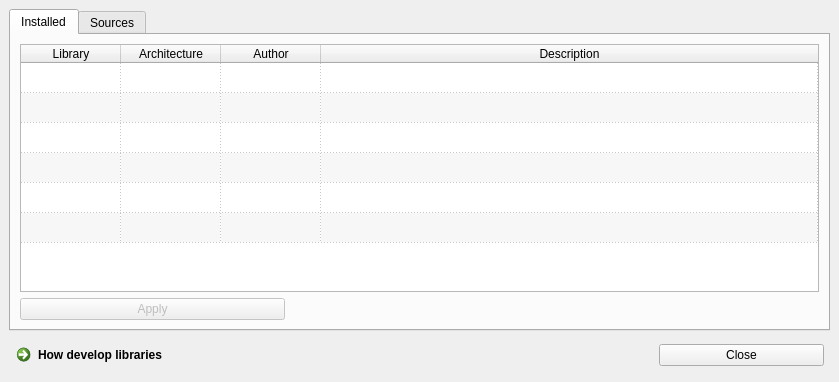
PinguinoIDE/pinguino-ide, file qtgui/frames/libraries_widget.ui: the form before one commit.
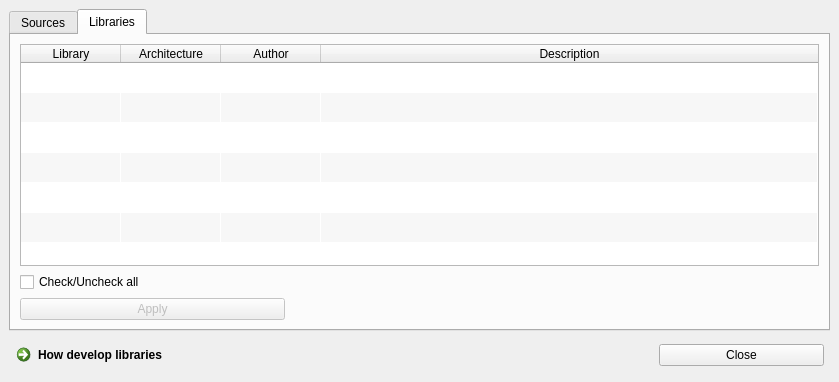
The form after the commit. The open tabs and pages were chosen to show the change.

Commit message: update library manager

What changed in the file:
```diff
--- a/qtgui/frames/libraries_widget.ui
+++ b/qtgui/frames/libraries_widget.ui
@@ -62,116 +62,6 @@
       <property name="currentIndex">
        <number>1</number>
       </property>
-      <widget class="QWidget" name="tab">
-       <attribute name="title">
-        <string>Installed</string>
-       </attribute>
-       <layout class="QGridLayout" name="gridLayout_2">
-        <item row="0" column="0">
-         <widget class="QTableWidget" name="tableWidget_libs">
-          <property name="alternatingRowColors">
-           <bool>true</bool>
-          </property>
-          <property name="verticalScrollMode">
-           <enum>QAbstractItemView::ScrollPerPixel</enum>
-          </property>
-          <property name="horizontalScrollMode">
-           <enum>QAbstractItemView::ScrollPerPixel</enum>
-          </property>
-          <property name="gridStyle">
-           <enum>Qt::DotLine</enum>
-          </property>
-          <property name="wordWrap">
-           <bool>false</bool>
-          </property>
-          <property name="cornerButtonEnabled">
-           <bool>false</bool>
-          </property>
-          <attribute name="horizontalHeaderHighlightSections">
-           <bool>false</bool>
-          </attribute>
-          <attribute name="horizontalHeaderStretchLastSection">
-           <bool>true</bool>
-          </attribute>
-          <attribute name="verticalHeaderVisible">
-           <bool>false</bool>
-          </attribute>
-          <row>
-           <property name="text">
-            <string>New Row</string>
-           </property>
-          </row>
-          <row>
-           <property name="text">
-            <string>New Row</string>
-           </property>
-          </row>
-          <row>
-           <property name="text">
-            <string>New Row</string>
-           </property>
-          </row>
-          <row>
-           <property name="text">
-            <string>New Row</string>
-           </property>
-          </row>
-          <row>
-           <property name="text">
-            <string>New Row</string>
-           </property>
-          </row>
-          <row>
-           <property name="text">
-            <string>New Row</string>
-           </property>
-          </row>
-          <column>
-           <property name="text">
-            <string>Library</string>
-           </property>
-          </column>
-          <column>
-           <property name="text">
-            <string>Architecture</string>
-           </property>
-          </column>
-          <column>
-           <property name="text">
-            <string>Author</string>
-           </property>
-          </column>
-          <column>
-           <property name="text">
-            <string>Description</string>
-           </property>
-          </column>
-         </widget>
-        </item>
-        <item row="1" column="0">
-         <widget class="QPushButton" name="pushButton_apply">
-          <property name="enabled">
-           <bool>false</bool>
-          </property>
-          <property name="minimumSize">
-           <size>
-            <width>265</width>
-            <height>0</height>
-           </size>
-          </property>
-          <property name="maximumSize">
-           <size>
-            <width>265</width>
-            <height>16777215</height>
-           </size>
-          </property>
-          <property name="text">
-           <string>Apply</string>
-          </property>
-         </widget>
-        </item>
-       </layout>
-      </widget>
       <widget class="QWidget" name="tab_2">
        <attribute name="title">
         <string>Sources</string>
@@ -308,6 +198,164 @@
            </widget>
           </item>
          </layout>
+        </item>
+        <item row="2" column="0" colspan="3">
+         <layout class="QHBoxLayout" name="horizontalLayout_3">
+          <item>
+           <widget class="QCheckBox" name="checkBox_sources">
+            <property name="text">
+             <string>Check/Uncheck all</string>
+            </property>
+           </widget>
+          </item>
+          <item>
+           <spacer name="horizontalSpacer_2">
+            <property name="orientation">
+             <enum>Qt::Horizontal</enum>
+            </property>
+            <property name="sizeHint" stdset="0">
+             <size>
+              <width>40</width>
+              <height>20</height>
+             </size>
+            </property>
+           </spacer>
+          </item>
+         </layout>
+        </item>
+       </layout>
+      </widget>
+      <widget class="QWidget" name="tab">
+       <attribute name="title">
+        <string>Libraries</string>
+       </attribute>
+       <layout class="QGridLayout" name="gridLayout_2">
+        <item row="0" column="0">
+         <widget class="QTableWidget" name="tableWidget_libs">
+          <property name="alternatingRowColors">
+           <bool>true</bool>
+          </property>
+          <property name="verticalScrollMode">
+           <enum>QAbstractItemView::ScrollPerPixel</enum>
+          </property>
+          <property name="horizontalScrollMode">
+           <enum>QAbstractItemView::ScrollPerPixel</enum>
+          </property>
+          <property name="gridStyle">
+           <enum>Qt::NoPen</enum>
+          </property>
+          <property name="wordWrap">
+           <bool>false</bool>
+          </property>
+          <property name="cornerButtonEnabled">
+           <bool>false</bool>
+          </property>
+          <attribute name="horizontalHeaderHighlightSections">
+           <bool>false</bool>
+          </attribute>
+          <attribute name="horizontalHeaderStretchLastSection">
+           <bool>true</bool>
+          </attribute>
+          <attribute name="verticalHeaderVisible">
+           <bool>false</bool>
+          </attribute>
+          <row>
+           <property name="text">
+            <string>New Row</string>
+           </property>
+          </row>
+          <row>
+           <property name="text">
+            <string>New Row</string>
+           </property>
+          </row>
+          <row>
+           <property name="text">
+            <string>New Row</string>
+           </property>
+          </row>
+          <row>
+           <property name="text">
+            <string>New Row</string>
+           </property>
+          </row>
+          <row>
+           <property name="text">
+            <string>New Row</string>
+           </property>
+          </row>
+          <row>
+           <property name="text">
+            <string>New Row</string>
+           </property>
+          </row>
+          <column>
+           <property name="text">
+            <string>Library</string>
+           </property>
+          </column>
+          <column>
+           <property name="text">
+            <string>Architecture</string>
+           </property>
+          </column>
+          <column>
+           <property name="text">
+            <string>Author</string>
+           </property>
+          </column>
+          <column>
+           <property name="text">
+            <string>Description</string>
+           </property>
+          </column>
+         </widget>
+        </item>
+        <item row="1" column="0">
+         <layout class="QHBoxLayout" name="horizontalLayout_4">
+          <item>
+           <widget class="QCheckBox" name="checkBox_libs">
+            <property name="text">
+             <string>Check/Uncheck all</string>
+            </property>
+           </widget>
+          </item>
+          <item>
+           <spacer name="horizontalSpacer_3">
+            <property name="orientation">
+             <enum>Qt::Horizontal</enum>
+            </property>
+            <property name="sizeHint" stdset="0">
+             <size>
+              <width>40</width>
+              <height>20</height>
+             </size>
+            </property>
+           </spacer>
+          </item>
+         </layout>
+        </item>
+        <item row="2" column="0">
+         <widget class="QPushButton" name="pushButton_apply">
+          <property name="enabled">
+           <bool>false</bool>
+          </property>
+          <property name="minimumSize">
+           <size>
+            <width>265</width>
+            <height>0</height>
+           </size>
+          </property>
+          <property name="maximumSize">
+           <size>
+            <width>265</width>
+            <height>16777215</height>
+           </size>
+          </property>
+          <property name="text">
+           <string>Apply</string>
+          </property>
+         </widget>
         </item>
        </layout>
       </widget>
```
Left out of the diff: 25 changed lines with no effect on the pictures. The commit also changes 32 other files.
